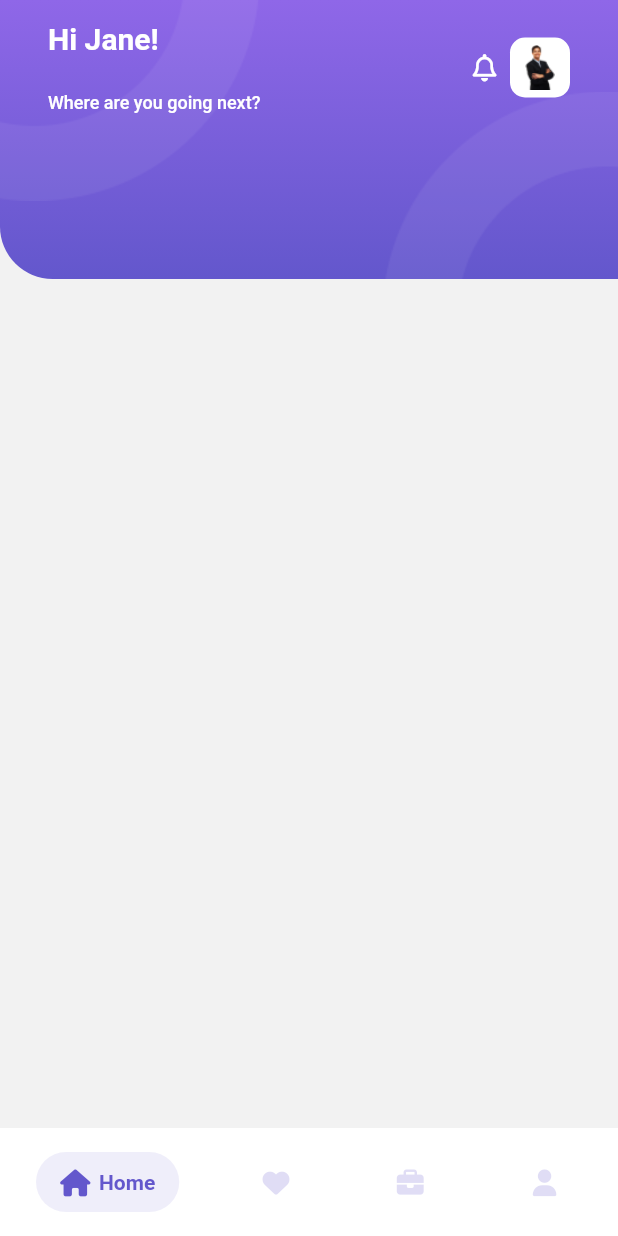
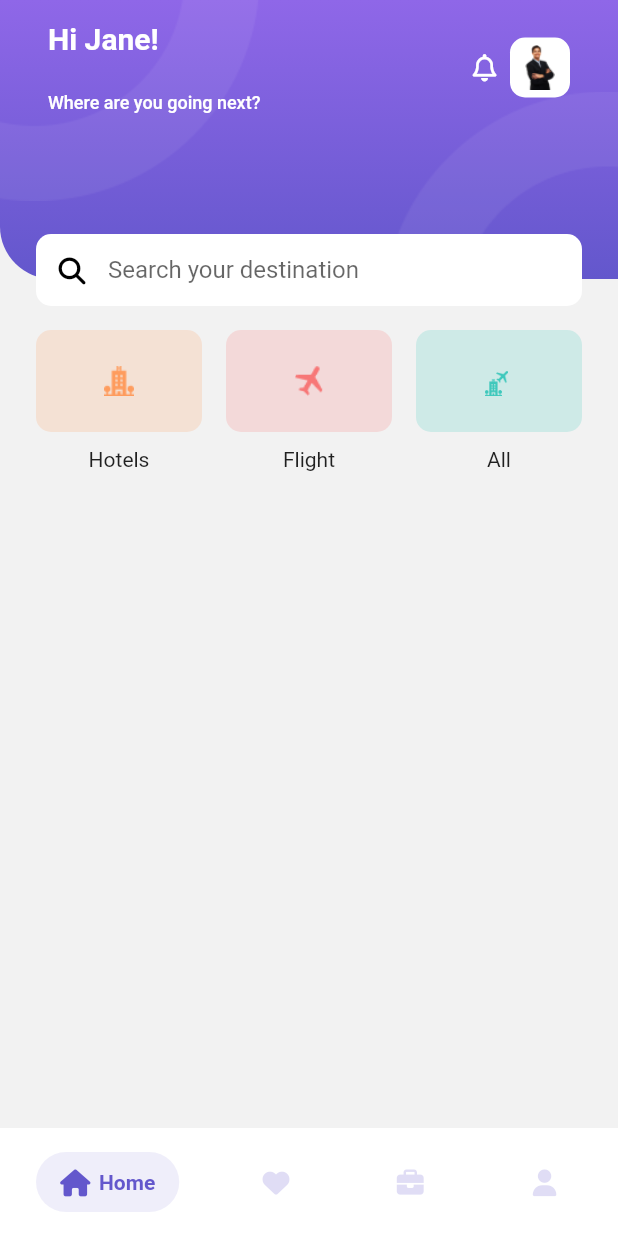
Before and after one commit to ssangnd/flutter_travo_app, a Flutter app: the MainApp screen opened by its route, on a phone screen of 412 x 824 dp. Run offline on Flutter 3.47's test engine with Material 2 defaults, Android fonts, the phone set to English and light mode, and no system bars; drawn by our look-alikes of salomon_bottom_bar; our stand-ins replace flutter_svg, font_awesome_flutter, hive_flutter, smooth_page_indicator; accounts and stored records are empty.

Commit message:
Make HomeScreen App

```diff
--- a/lib/representation/screen/home_screen.dart
+++ b/lib/representation/screen/home_screen.dart
@@ -3,6 +3,7 @@ import 'package:font_awesome_flutter/font_awesome_flutter.dart';
 import 'package:travo_app/core/constants/color_constants.dart';
 import 'package:travo_app/core/constants/dismension_constants.dart';
 import 'package:travo_app/core/helpers/image_helper.dart';
+import 'package:travo_app/representation/screen/hotel_screen.dart';
 
 import '../../core/helpers/asset_helper.dart';
 import '../widgets/app_bar-container.dart';
@@ -15,6 +16,32 @@ class HomeScreen extends StatefulWidget {
 }
 
 class _HomeScreenState extends State<HomeScreen> {
+  Widget _buildItemCategory(
+      Widget icon, Color color, Function() onTap, String title) {
+    return GestureDetector(
+      onTap: onTap,
+      child: Column(
+        children: [
+          Container(
+            width: double.infinity,
+            padding: const EdgeInsets.symmetric(
+              vertical: kMediumPadding,
+            ),
+            decoration: BoxDecoration(
+              color: color.withOpacity(0.2),
+              borderRadius: BorderRadius.circular(kItemPadding),
+            ),
+            child: icon,
+          ),
+          const SizedBox(
+            height: kItemPadding,
+          ),
+          Text(title),
+        ],
+      ),
+    );
+  }
+
   @override
   Widget build(BuildContext context) {
     // return Container();
@@ -77,9 +104,85 @@ class _HomeScreenState extends State<HomeScreen> {
           ],
         ),
       ),
-      child: Container(
-          // color: Colors.amber,
+      // child: Container(
+      // color: Colors.amber,
+      //     ),
+      child: Column(
+        children: [
+          const TextField(
+            decoration: InputDecoration(
+              hintText: 'Search your destination',
+              prefixIcon: Padding(
+                padding: EdgeInsets.all(kTopPadding),
+                child: Icon(
+                  FontAwesomeIcons.magnifyingGlass,
+                  color: Colors.black,
+                  size: kDefaultIconSize,
+                ),
+              ),
+              filled: true,
+              fillColor: Colors.white,
+              border: OutlineInputBorder(
+                borderSide: BorderSide.none,
+                borderRadius: BorderRadius.all(
+                  Radius.circular(
+                    kItemPadding,
+                  ),
+                ),
+              ),
+              contentPadding: EdgeInsets.symmetric(
+                horizontal: kItemPadding,
+              ),
+            ),
           ),
+          const SizedBox(
+            height: kDefaultPadding,
+          ),
+          Row(
+            children: [
+              Expanded(
+                child: _buildItemCategory(
+                    ImageHelper.loadFromAsset(
+                      AssetHelper.icoHotel,
+                      width: kBottomBarIconSize,
+                      height: kBottomBarIconSize,
+                    ),
+                    const Color(0xffFE9C5E), () {
+                  Navigator.of(context).pushNamed(HotelScreen.routeName);
+                }, 'Hotels'),
+              ),
+              const SizedBox(
+                width: kDefaultPadding,
+              ),
+              Expanded(
+                child: _buildItemCategory(
+                    ImageHelper.loadFromAsset(
+                      AssetHelper.icoPlane,
+                      width: kBottomBarIconSize,
+                      height: kBottomBarIconSize,
+                    ),
+                    const Color(0xddF77777),
+                    () => {},
+                    'Flight'),
+              ),
+              const SizedBox(
+                width: kDefaultPadding,
+              ),
+              Expanded(
+                child: _buildItemCategory(
+                    ImageHelper.loadFromAsset(
+                      AssetHelper.icoHotelPlane,
+                      width: kBottomBarIconSize,
+                      height: kBottomBarIconSize,
+                    ),
+                    const Color(0xff3EC8BC),
+                    () => {},
+                    'All'),
+              ),
+            ],
+          ),
+        ],
+      ),
     );
   }
 }
--- /dev/null
+++ b/lib/representation/screen/hotel_screen.dart
@@ -0,0 +1,17 @@
+import 'package:flutter/material.dart';
+
+class HotelScreen extends StatefulWidget {
+  const HotelScreen({super.key});
+
+  static const String routeName = "hotel_screen";
+
+  @override
+  State<HotelScreen> createState() => _HotelScreenState();
+}
+
+class _HotelScreenState extends State<HotelScreen> {
+  @override
+  Widget build(BuildContext context) {
+    return Container();
+  }
+}
--- a/lib/routes.dart
+++ b/lib/routes.dart
@@ -1,4 +1,5 @@
 import 'package:flutter/cupertino.dart';
+import 'package:travo_app/representation/screen/hotel_screen.dart';
 import 'package:travo_app/representation/screen/intro_screen.dart';
 import 'package:travo_app/representation/screen/main_app.dart';
 import 'package:travo_app/representation/screen/splash_creen.dart';
@@ -7,4 +8,5 @@ final Map<String, WidgetBuilder> routes = {
   SplashScreen.routeName: (context) => const SplashScreen(),
   IntroScreen.routeName: (context) => const IntroScreen(),
   MainApp.routeName: (context) => const MainApp(),
+  HotelScreen.routeName: (context) => const HotelScreen(),
 };
```
